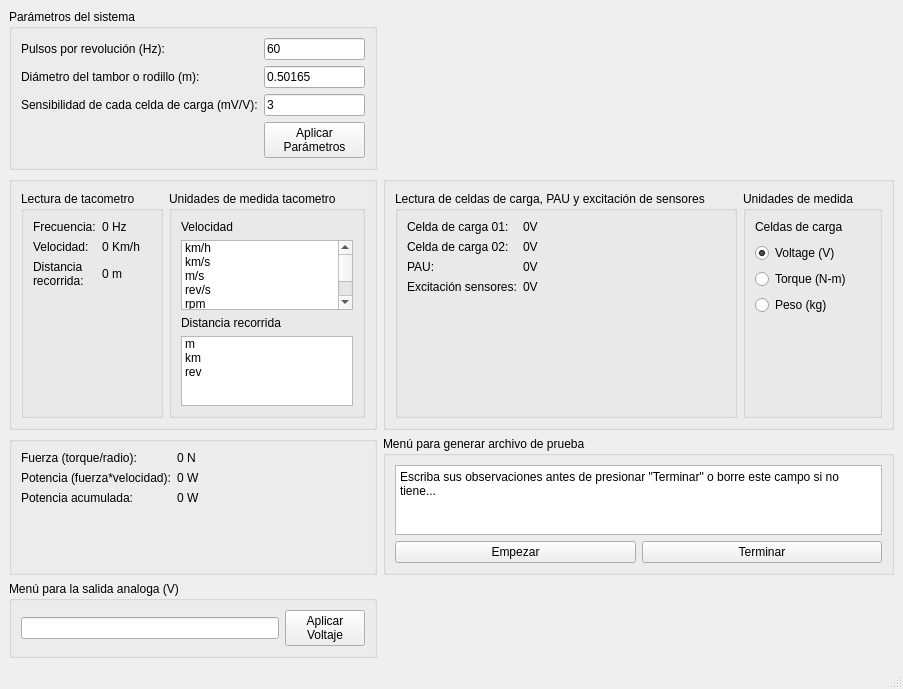
Qt form provisional_gui.ui (JuanNogRa/PVE_Repo) before a commit.
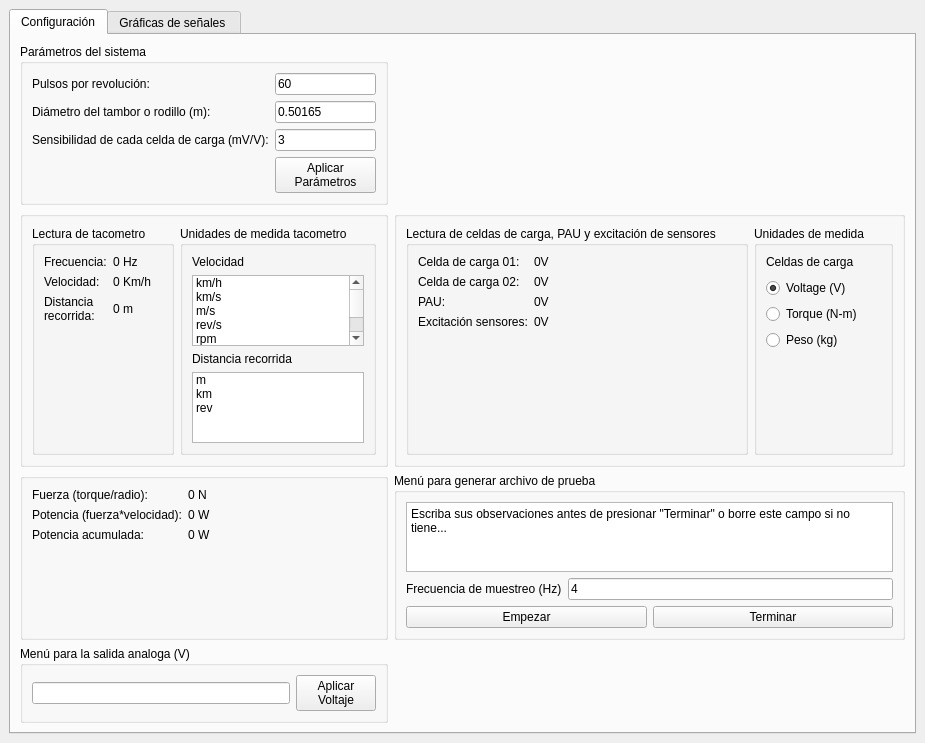
The same form after that commit.

What changed in the file:
```diff
--- a/provisional_gui.ui
+++ b/provisional_gui.ui
@@ -6,8 +6,8 @@
    <rect>
     <x>0</x>
     <y>0</y>
-    <width>779</width>
-    <height>654</height>
+    <width>803</width>
+    <height>727</height>
    </rect>
   </property>
   <property name="windowTitle">
@@ -15,210 +15,16 @@
   </property>
   <widget class="QWidget" name="centralwidget">
    <layout class="QGridLayout" name="gridLayout">
-    <item row="1" column="1">
-     <widget class="QGroupBox" name="groupBox_6">
-      <property name="title">
-       <string/>
-      </property>
-      <layout class="QHBoxLayout" name="horizontalLayout_6">
-       <item>
-        <widget class="QGroupBox" name="groupBox">
-         <property name="title">
-          <string>Lectura de celdas de carga, PAU y excitación de sensores </string>
-         </property>
-         <layout class="QFormLayout" name="formLayout_3">
           <item row="0" column="0">
-           <widget class="QLabel" name="Ch1_">
-            <property name="text">
-             <string>Celda de carga 01:</string>
-            </property>
-           </widget>
-          </item>
-          <item row="0" column="1">
-           <widget class="QLabel" name="Chan1">
-            <property name="text">
-             <string>0V</string>
-            </property>
-           </widget>
-          </item>
-          <item row="1" column="0">
-           <widget class="QLabel" name="Ch2_">
-            <property name="text">
-             <string>Celda de carga 02:</string>
-            </property>
-           </widget>
-          </item>
-          <item row="1" column="1">
-           <widget class="QLabel" name="Chan2">
-            <property name="text">
-             <string>0V</string>
-            </property>
-           </widget>
-          </item>
-          <item row="2" column="0">
-           <widget class="QLabel" name="Ch3_">
-            <property name="text">
-             <string>PAU:</string>
-            </property>
-           </widget>
-          </item>
-          <item row="2" column="1">
-           <widget class="QLabel" name="Chan3">
-            <property name="text">
-             <string>0V</string>
-            </property>
-           </widget>
-          </item>
-          <item row="3" column="0">
-           <widget class="QLabel" name="Ch4_">
-            <property name="text">
-             <string>Excitación sensores:</string>
-            </property>
-           </widget>
-          </item>
-          <item row="3" column="1">
-           <widget class="QLabel" name="Chan4">
-            <property name="text">
-             <string>0V</string>
-            </property>
-           </widget>
-          </item>
-         </layout>
-        </widget>
-       </item>
-       <item>
-        <widget class="QGroupBox" name="groupBox_7">
-         <property name="title">
-          <string>Unidades de medida</string>
-         </property>
-         <layout class="QVBoxLayout" name="verticalLayout_9">
-          <item>
-           <layout class="QVBoxLayout" name="verticalLayout_8">
-            <item>
-             <widget class="QLabel" name="label_3">
-              <property name="text">
-               <string>Celdas de carga</string>
-              </property>
-              <property name="alignment">
-               <set>Qt::AlignLeading|Qt::AlignLeft|Qt::AlignTop</set>
-              </property>
-             </widget>
-            </item>
-            <item>
-             <widget class="QRadioButton" name="Celda0">
-              <property name="text">
-               <string>Voltage (V)</string>
-              </property>
-              <property name="checked">
-               <bool>true</bool>
-              </property>
-             </widget>
-            </item>
-            <item>
-             <widget class="QRadioButton" name="Celda1">
-              <property name="text">
-               <string>Torque (N-m)</string>
-              </property>
-             </widget>
-            </item>
-            <item>
-             <widget class="QRadioButton" name="Celda2">
-              <property name="text">
-               <string>Peso (kg)</string>
-              </property>
-             </widget>
-            </item>
-            <item>
-             <widget class="QLabel" name="label_4">
-              <property name="text">
-               <string/>
-              </property>
-             </widget>
-            </item>
-            <item>
-             <widget class="QLabel" name="label_5">
-              <property name="text">
-               <string/>
-              </property>
-             </widget>
-            </item>
-            <item>
-             <widget class="QLabel" name="label_6">
-              <property name="text">
-               <string/>
-              </property>
-             </widget>
-            </item>
-            <item>
-             <widget class="QLabel" name="label_7">
-              <property name="text">
-               <string/>
-              </property>
-             </widget>
-            </item>
-           </layout>
-          </item>
-         </layout>
-        </widget>
-       </item>
-      </layout>
-     </widget>
-    </item>
-    <item row="3" column="0">
-     <widget class="QGroupBox" name="groupBox_8">
-      <property name="title">
-       <string/>
-      </property>
-      <layout class="QVBoxLayout" name="verticalLayout">
-       <item>
-        <layout class="QFormLayout" name="formLayout_9">
-         <item row="0" column="0">
-          <widget class="QLabel" name="Fuerza">
-           <property name="text">
-            <string>Fuerza (torque/radio):</string>
-           </property>
-          </widget>
-         </item>
-         <item row="0" column="1">
-          <widget class="QLabel" name="Fuerza_value">
-           <property name="text">
-            <string>0 N</string>
-           </property>
-          </widget>
-         </item>
-         <item row="1" column="0">
-          <widget class="QLabel" name="Potencia">
-           <property name="text">
-            <string>Potencia (fuerza*velocidad):</string>
-           </property>
-          </widget>
-         </item>
-         <item row="1" column="1">
-          <widget class="QLabel" name="Potencia_value">
-           <property name="text">
-            <string>0 W</string>
-           </property>
-          </widget>
-         </item>
-         <item row="2" column="0">
-          <widget class="QLabel" name="PotenciaAcu">
-           <property name="text">
-            <string>Potencia acumulada:</string>
-           </property>
-          </widget>
-         </item>
-         <item row="2" column="1">
-          <widget class="QLabel" name="PotenciaAcu_value">
-           <property name="text">
-            <string>0 W</string>
-           </property>
-          </widget>
-         </item>
-        </layout>
-       </item>
-      </layout>
-     </widget>
-    </item>
+     <widget class="QTabWidget" name="tabWidget">
+      <property name="currentIndex">
+       <number>0</number>
+      </property>
+      <widget class="QWidget" name="tab">
+       <attribute name="title">
+        <string>Configuración</string>
+       </attribute>
+       <layout class="QGridLayout" name="gridLayout_2">
     <item row="0" column="0">
      <widget class="QGroupBox" name="groupBox_3">
       <property name="title">
@@ -230,7 +36,7 @@
          <item row="0" column="0">
           <widget class="QLabel" name="Pulsos">
            <property name="text">
-            <string>Pulsos por revolución (Hz):</string>
+                <string>Pulsos por revolución:</string>
            </property>
           </widget>
          </item>
@@ -434,31 +240,211 @@
       </layout>
      </widget>
     </item>
-    <item row="4" column="0">
-     <widget class="QGroupBox" name="groupBox_9">
+        <item row="1" column="1">
+         <widget class="QGroupBox" name="groupBox_6">
       <property name="title">
-       <string>Menú para la salida analoga (V)</string>
-      </property>
-      <layout class="QHBoxLayout" name="horizontalLayout_8">
+           <string/>
+          </property>
+          <layout class="QHBoxLayout" name="horizontalLayout_6">
        <item>
-        <layout class="QHBoxLayout" name="horizontalLayout_2">
-         <item>
-          <widget class="QLineEdit" name="InputVoltage"/>
-         </item>
-         <item>
-          <widget class="QPushButton" name="Aplicar">
+            <widget class="QGroupBox" name="groupBox">
+             <property name="title">
+              <string>Lectura de celdas de carga, PAU y excitación de sensores </string>
+             </property>
+             <layout class="QFormLayout" name="formLayout_3">
+              <item row="0" column="0">
+               <widget class="QLabel" name="Ch1_">
+                <property name="text">
+                 <string>Celda de carga 01:</string>
+                </property>
+               </widget>
+              </item>
+              <item row="0" column="1">
+               <widget class="QLabel" name="Chan1">
            <property name="text">
-            <string>Aplicar
-Voltaje</string>
+                 <string>0V</string>
            </property>
           </widget>
          </item>
-        </layout>
-       </item>
-      </layout>
+              <item row="1" column="0">
+               <widget class="QLabel" name="Ch2_">
+                <property name="text">
+                 <string>Celda de carga 02:</string>
+                </property>
+               </widget>
+              </item>
+              <item row="1" column="1">
+               <widget class="QLabel" name="Chan2">
+                <property name="text">
+                 <string>0V</string>
+                </property>
+               </widget>
+              </item>
+              <item row="2" column="0">
+               <widget class="QLabel" name="Ch3_">
+                <property name="text">
+                 <string>PAU:</string>
+                </property>
+               </widget>
+              </item>
+              <item row="2" column="1">
+               <widget class="QLabel" name="Chan3">
+                <property name="text">
+                 <string>0V</string>
+                </property>
+               </widget>
+              </item>
+              <item row="3" column="0">
+               <widget class="QLabel" name="Ch4_">
+                <property name="text">
+                 <string>Excitación sensores:</string>
+                </property>
      </widget>
     </item>
     <item row="3" column="1">
+               <widget class="QLabel" name="Chan4">
+                <property name="text">
+                 <string>0V</string>
+                </property>
+               </widget>
+              </item>
+             </layout>
+            </widget>
+           </item>
+           <item>
+            <widget class="QGroupBox" name="groupBox_7">
+             <property name="title">
+              <string>Unidades de medida</string>
+             </property>
+             <layout class="QVBoxLayout" name="verticalLayout_9">
+              <item>
+               <layout class="QVBoxLayout" name="verticalLayout_8">
+                <item>
+                 <widget class="QLabel" name="label_3">
+                  <property name="text">
+                   <string>Celdas de carga</string>
+                  </property>
+                  <property name="alignment">
+                   <set>Qt::AlignLeading|Qt::AlignLeft|Qt::AlignTop</set>
+                  </property>
+                 </widget>
+                </item>
+                <item>
+                 <widget class="QRadioButton" name="Celda0">
+                  <property name="text">
+                   <string>Voltage (V)</string>
+                  </property>
+                  <property name="checked">
+                   <bool>true</bool>
+                  </property>
+                 </widget>
+                </item>
+                <item>
+                 <widget class="QRadioButton" name="Celda1">
+                  <property name="text">
+                   <string>Torque (N-m)</string>
+                  </property>
+                 </widget>
+                </item>
+                <item>
+                 <widget class="QRadioButton" name="Celda2">
+                  <property name="text">
+                   <string>Peso (kg)</string>
+                  </property>
+                 </widget>
+                </item>
+                <item>
+                 <widget class="QLabel" name="label_4">
+                  <property name="text">
+                   <string/>
+                  </property>
+                 </widget>
+                </item>
+                <item>
+                 <widget class="QLabel" name="label_5">
+                  <property name="text">
+                   <string/>
+                  </property>
+                 </widget>
+                </item>
+                <item>
+                 <widget class="QLabel" name="label_6">
+                  <property name="text">
+                   <string/>
+                  </property>
+                 </widget>
+                </item>
+                <item>
+                 <widget class="QLabel" name="label_7">
+                  <property name="text">
+                   <string/>
+                  </property>
+                 </widget>
+                </item>
+               </layout>
+              </item>
+             </layout>
+            </widget>
+           </item>
+          </layout>
+         </widget>
+        </item>
+        <item row="2" column="0">
+         <widget class="QGroupBox" name="groupBox_8">
+          <property name="title">
+           <string/>
+          </property>
+          <layout class="QVBoxLayout" name="verticalLayout">
+           <item>
+            <layout class="QFormLayout" name="formLayout_9">
+             <item row="0" column="0">
+              <widget class="QLabel" name="Fuerza">
+               <property name="text">
+                <string>Fuerza (torque/radio):</string>
+               </property>
+              </widget>
+             </item>
+             <item row="0" column="1">
+              <widget class="QLabel" name="Fuerza_value">
+               <property name="text">
+                <string>0 N</string>
+               </property>
+              </widget>
+             </item>
+             <item row="1" column="0">
+              <widget class="QLabel" name="Potencia">
+               <property name="text">
+                <string>Potencia (fuerza*velocidad):</string>
+               </property>
+              </widget>
+             </item>
+             <item row="1" column="1">
+              <widget class="QLabel" name="Potencia_value">
+               <property name="text">
+                <string>0 W</string>
+               </property>
+              </widget>
+             </item>
+             <item row="2" column="0">
+              <widget class="QLabel" name="PotenciaAcu">
+               <property name="text">
+                <string>Potencia acumulada:</string>
+               </property>
+              </widget>
+             </item>
+             <item row="2" column="1">
+              <widget class="QLabel" name="PotenciaAcu_value">
+               <property name="text">
+                <string>0 W</string>
+               </property>
+              </widget>
+             </item>
+            </layout>
+           </item>
+          </layout>
+         </widget>
+        </item>
+        <item row="2" column="1">
      <widget class="QGroupBox" name="groupBox_10">
       <property name="title">
        <string>Menú para generar archivo de prueba</string>
@@ -471,6 +457,24 @@
          </property>
         </widget>
        </item>
+           <item>
+            <layout class="QHBoxLayout" name="horizontalLayout">
+             <item>
+              <widget class="QLabel" name="Frecuencia">
+               <property name="text">
+                <string>Frecuencia de muestreo (Hz)</string>
+               </property>
+              </widget>
+             </item>
+             <item>
+              <widget class="QLineEdit" name="Frecuencia_value">
+               <property name="text">
+                <string>4</string>
+               </property>
+              </widget>
+             </item>
+            </layout>
+           </item>
        <item>
         <layout class="QHBoxLayout" name="horizontalLayout_9">
          <item>
@@ -492,9 +496,46 @@
       </layout>
      </widget>
     </item>
-   </layout>
-  </widget>
-  <widget class="QStatusBar" name="statusbar"/>
+        <item row="3" column="0">
+         <widget class="QGroupBox" name="groupBox_9">
+          <property name="title">
+           <string>Menú para la salida analoga (V)</string>
+          </property>
+          <layout class="QHBoxLayout" name="horizontalLayout_8">
+           <item>
+            <layout class="QHBoxLayout" name="horizontalLayout_2">
+             <item>
+              <widget class="QLineEdit" name="InputVoltage"/>
+             </item>
+             <item>
+              <widget class="QPushButton" name="Aplicar">
+               <property name="text">
+                <string>Aplicar
+Voltaje</string>
+               </property>
+              </widget>
+             </item>
+            </layout>
+           </item>
+          </layout>
+         </widget>
+        </item>
+       </layout>
+      </widget>
+      <widget class="QWidget" name="tab_2">
+       <attribute name="title">
+        <string>Gráficas de señales </string>
+       </attribute>
+       <layout class="QVBoxLayout" name="verticalLayout_12">
+        <item>
+         <layout class="QVBoxLayout" name="Senales"/>
+        </item>
+       </layout>
+      </widget>
+     </widget>
+    </item>
+   </layout>
+  </widget>
  </widget>
  <resources/>
  <connections/>
```
Lines whose indentation alone changed are shown as unchanged.
